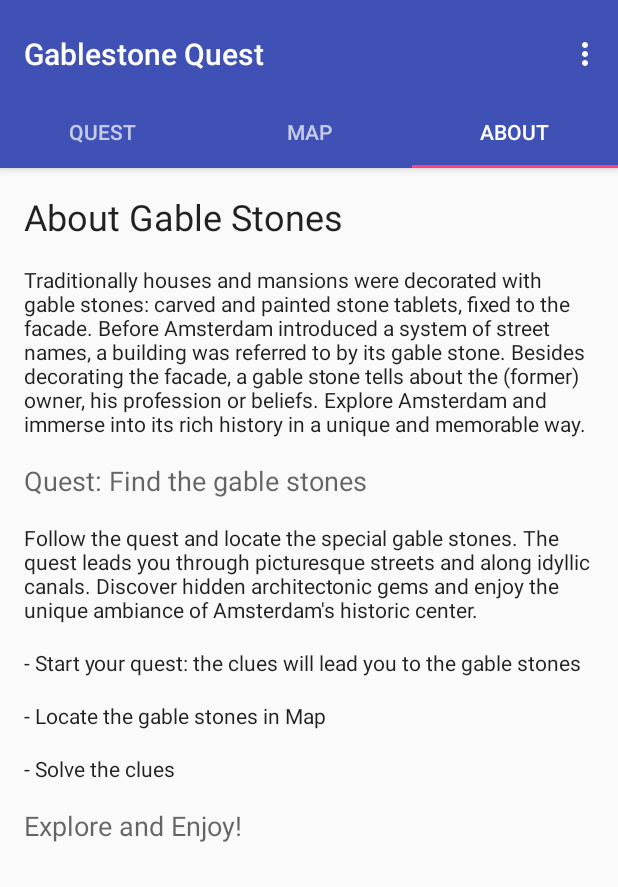
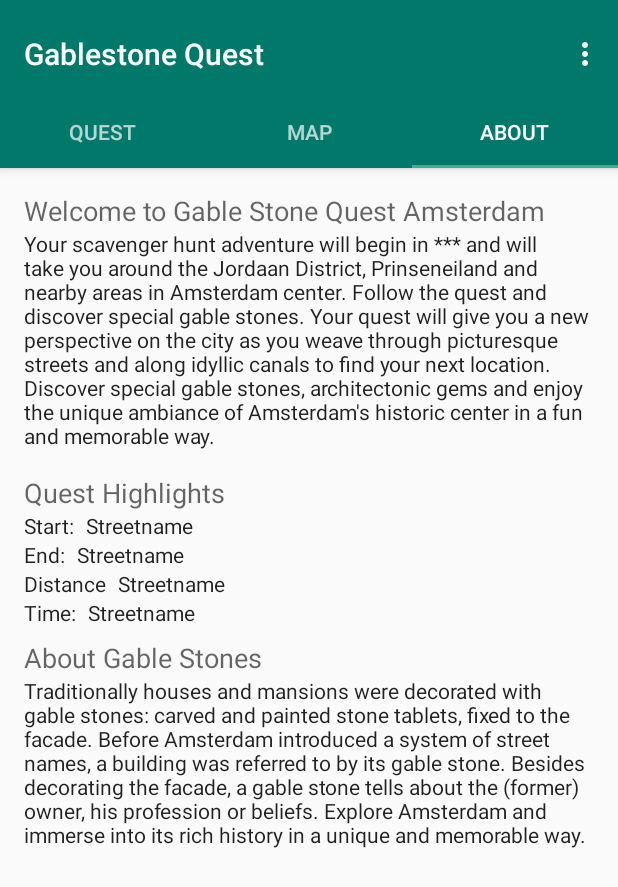
Before and after one commit to AngelikaDW/Gablestones_B, an Android app: the screen it shows after launch (MainActivity), tab 3 chosen, on a phone screen of 412 x 824 dp. Shown: the top 887 px of the screen. Run offline under Robolectric (Android 15) with nearby library versions, the phone set to English and light mode, and no system bars.

Commit message:
UI update and Info Activity

```diff
--- a/app/build.gradle
+++ b/app/build.gradle
@@ -20,15 +20,16 @@ android {
 }
 
 dependencies {
-    compile 'com.readystatesoftware.sqliteasset:sqliteassethelper:+'
     compile fileTree(dir: 'libs', include: ['*.jar'])
     androidTestCompile('com.android.support.test.espresso:espresso-core:2.2.2', {
         exclude group: 'com.android.support', module: 'support-annotations'
     })
+
+    compile 'com.readystatesoftware.sqliteasset:sqliteassethelper:+'
     compile 'com.android.support:appcompat-v7:25.3.1'
     compile 'com.android.support:design:25.3.1'
     compile 'com.android.support.constraint:constraint-layout:1.0.2'
     compile 'com.google.android.gms:play-services:11.0.0'
-
+    compile 'com.android.support:cardview-v7:25.0.1'
     testCompile 'junit:junit:4.12'
 }
--- a/app/src/main/res/layout/intro_fragment.xml
+++ b/app/src/main/res/layout/intro_fragment.xml
@@ -10,60 +10,110 @@
         android:orientation="vertical"
         android:layout_margin="16dp"
         style="@style/AppTheme">
-
         <TextView
             android:layout_width="wrap_content"
             android:layout_height="wrap_content"
-            android:text="@string/intro_title"
-            style="@style/Base.TextAppearance.AppCompat.Headline"
-            android:paddingBottom="@dimen/activity_horizontal_margin"
-                />
+            android:text="@string/topic_tour"
+            style="@style/Base.TextAppearance.AppCompat.Medium"
+             />
+        <TextView
+            android:layout_width="wrap_content"
+            android:layout_height="wrap_content"
+            android:text="@string/quest_explanation"
+            style="@style/Base.TextAppearance.AppCompat.Body1"
+            android:paddingBottom="@dimen/activity_horizontal_margin"/>
+        <TextView
+            android:layout_width="match_parent"
+            android:layout_height="wrap_content"
+            android:id="@+id/quest_highlights"
+            style="@style/Base.TextAppearance.AppCompat.Medium"
+            android:text="Quest Highlights"/>
+        <LinearLayout
+            android:layout_width="match_parent"
+            android:layout_height="wrap_content"
+            android:orientation="horizontal">
+            <TextView
+                android:layout_width="wrap_content"
+                android:layout_height="wrap_content"
+                android:id="@+id/quest_startpoint"
+                android:text="Start:"
+                style="@style/Base.TextAppearance.AppCompat.Body1"/>
+            <TextView
+                android:layout_width="wrap_content"
+                android:layout_height="wrap_content"
+                android:id="@+id/start_location"
+                android:text="Streetname"
+                style="@style/Base.TextAppearance.AppCompat.Body1"
+                android:paddingLeft="8dp"/>
+        </LinearLayout>
+        <LinearLayout
+            android:layout_width="match_parent"
+            android:layout_height="wrap_content"
+            android:orientation="horizontal">
+            <TextView
+                android:layout_width="wrap_content"
+                android:layout_height="wrap_content"
+                android:id="@+id/quest_endpoint"
+                android:text="End:"
+                style="@style/Base.TextAppearance.AppCompat.Body1"/>
+            <TextView
+                android:layout_width="wrap_content"
+                android:layout_height="wrap_content"
+                android:id="@+id/end_location"
+                android:text="Streetname"
+                style="@style/Base.TextAppearance.AppCompat.Body1"
+                android:paddingLeft="8dp"/>
+        </LinearLayout>
+        <LinearLayout
+            android:layout_width="match_parent"
+            android:layout_height="wrap_content"
+            android:orientation="horizontal">
+
+            <TextView
+                android:layout_width="wrap_content"
+                android:layout_height="wrap_content"
+                android:id="@+id/quest_distance"
+                android:text="Distance"
+                style="@style/Base.TextAppearance.AppCompat.Body1"/>
+            <TextView
+                android:layout_width="wrap_content"
+                android:layout_height="wrap_content"
+                android:id="@+id/distance_km"
+                android:text="Streetname"
+                style="@style/Base.TextAppearance.AppCompat.Body1"
+                android:paddingLeft="8dp"/>
+        </LinearLayout>
+        <LinearLayout
+            android:layout_width="match_parent"
+            android:layout_height="wrap_content"
+            android:orientation="horizontal">
+            <TextView
+                android:layout_width="wrap_content"
+                android:layout_height="wrap_content"
+                android:id="@+id/quest_Time"
+                android:text="Time:"
+                style="@style/Base.TextAppearance.AppCompat.Body1"/>
+            <TextView
+                android:layout_width="wrap_content"
+                android:layout_height="wrap_content"
+                android:id="@+id/time_hours"
+                android:text="Streetname"
+                style="@style/Base.TextAppearance.AppCompat.Body1"
+                android:paddingLeft="8dp"/>
+        </LinearLayout>
+        <TextView
+            android:layout_width="match_parent"
+            android:layout_height="wrap_content"
+            android:id="@+id/quest_gablestones_info"
+            android:paddingTop="8dp"
+            style="@style/Base.TextAppearance.AppCompat.Medium"
+            android:text="About Gable Stones"/>
         <TextView
             android:layout_width="wrap_content"
             android:layout_height="wrap_content"
             android:text="@string/about_gable_stones"
             style="@style/Base.TextAppearance.AppCompat.Body1"
-            android:paddingBottom="@dimen/activity_horizontal_margin"
-            />
-        <TextView
-            android:layout_width="wrap_content"
-            android:layout_height="wrap_content"
-            android:text="@string/topic_tour"
-            style="@style/Base.TextAppearance.AppCompat.Medium"
-            android:paddingBottom="@dimen/activity_horizontal_margin"/>
-        <TextView
-            android:layout_width="wrap_content"
-            android:layout_height="wrap_content"
-            android:text="@string/explanation"
-            style="@style/Base.TextAppearance.AppCompat.Body1"
-            android:paddingBottom="@dimen/activity_horizontal_margin"/>
-        <TextView
-            android:layout_width="wrap_content"
-            android:layout_height="wrap_content"
-            android:text="@string/intro_instruction1"
-            style="@style/Base.TextAppearance.AppCompat.Body1"
-            android:paddingBottom="@dimen/activity_horizontal_margin"
-            />
-        <TextView
-            android:layout_width="wrap_content"
-            android:layout_height="wrap_content"
-            android:text="@string/intro_instruction2"
-            style="@style/Base.TextAppearance.AppCompat.Body1"
-            android:paddingBottom="@dimen/activity_horizontal_margin"
-            />
-        <TextView
-            android:layout_width="wrap_content"
-            android:layout_height="wrap_content"
-            android:text="@string/intro_instruction3"
-            style="@style/Base.TextAppearance.AppCompat.Body1"
-            android:paddingBottom="@dimen/activity_horizontal_margin"
-            />
-        <TextView
-            android:layout_width="wrap_content"
-            android:layout_height="wrap_content"
-            android:text="@string/intro_enjoy"
-            style="@style/Base.TextAppearance.AppCompat.Medium"
-            android:paddingBottom="@dimen/activity_horizontal_margin"/>
+            android:paddingBottom="@dimen/activity_horizontal_margin" />
 
     </LinearLayout>
 
--- a/app/src/main/res/values/colors.xml
+++ b/app/src/main/res/values/colors.xml
@@ -1,6 +1,7 @@
 <?xml version="1.0" encoding="utf-8"?>
 <resources>
-    <color name="colorPrimary">#3F51B5</color>
-    <color name="colorPrimaryDark">#303F9F</color>
-    <color name="colorAccent">#FF4081</color>
+    <color name="colorPrimary">#00796b</color>
+    <color name="colorPrimaryDark">#004c40</color>
+    <color name="colorAccent">#48a999</color>
+    <color name="colorPrimaryText">#ffffff</color>
 </resources>
--- a/app/src/main/res/values/strings.xml
+++ b/app/src/main/res/values/strings.xml
@@ -1,6 +1,6 @@
 <resources>
     <string name="app_name">Gablestone Quest</string>
-    <string name="action_settings">Settings</string>
+    <string name="action_settings">Info</string>
     <string name="title_activity_toolbar">Toolbar</string>
     <string name="title_activity_tabbed">TabbedActivity</string>
     <string name="intro_title">About Gable Stones</string>
@@ -8,10 +8,23 @@
             Before Amsterdam introduced a system of street names, a building was referred to by its gable stone.
             Besides decorating the facade, a gable stone tells about the (former) owner, his profession or beliefs.
             Explore Amsterdam and immerse into its rich history in a unique and memorable way.</string>
-    <string name="topic_tour">Quest: Find the gable stones</string>
+    <string name="topic_tour">Welcome to Gable Stone Quest Amsterdam </string>
     <string name="explanation">Follow the quest and locate the special gable stones. The quest leads you through picturesque streets and along idyllic canals.
             Discover hidden architectonic gems and enjoy the unique ambiance of Amsterdam\'s historic center.
     </string>
+    <string name="quest_explanation">Your scavenger hunt adventure will begin in *** and will take
+            you around the Jordaan District, Prinseneiland and nearby areas in Amsterdam center.
+            Follow the quest and discover special gable stones.
+            Your quest will give you a new perspective on the city as you weave through picturesque
+            streets and along idyllic canals to find your next location.
+            Discover special gable stones, architectonic gems and enjoy the unique ambiance of
+            Amsterdam\'s historic center in a fun and memorable way.</string>
+    <string name="quest_highlights">Quest Highlights</string>
+    <string name="text_gablestones_info">Traditionally houses and mansions were decorated with gable
+            stones: carved and painted stone tablets, fixed to the facade.
+            Before Amsterdam introduced a system of street names, a building was referred to by
+            its gable stone.</string>
+
     <string name="intro_instruction1"> - Start your quest: the clues will lead you to the gable stones </string>
     <string name="intro_instruction2"> - Locate the gable stones in Map</string>
     <string name="intro_instruction3"> - Solve the clues</string>
@@ -40,6 +53,13 @@
     <string name="welcome_msg">Follow the quest, and locate the gable stones.
             Discover unique details of Amsterdam\'s history.
     </string>
+    <string name="title_activity_info">Info</string>
+
+
+    <string name="header_colofon" translatable="false">Colofon</string>
+    <string name="text_development" translatable="false">Design and Development: aleaf.nl</string>
+    <string name="text_version" translatable="false">Version: 1.0</string>
+    <string name="text_icons" translatable="false">Icon adapted from Noun Project (A. Vasiliev)</string>
 
 
 
```
Also changed, not shown: app/src/main/AndroidManifest.xml (+24 -10 lines), app/src/main/java/com/aleaf/gablestones/Info.java (added, +22 -0 lines), app/src/main/java/com/aleaf/gablestones/MainActivity.java (+14 -5 lines), app/src/main/res/layout/activity_info.xml (added, +25 -0 lines), app/src/main/res/layout/content_info.xml (added, +52 -0 lines), app/src/main/res/layout/mission_fragment.xml (+15 -1 lines), app/src/main/ic_launcher_gablestones-web.png (added), app/src/main/res/drawable-hdpi/ic_gablestone.png (added), app/src/main/res/drawable-mdpi/ic_gablestone.png (added), app/src/main/res/drawable-xhdpi/ic_gablestone.png (added), app/src/main/res/drawable-xxhdpi/ic_gablestone.png (added), app/src/main/res/mipmap-hdpi/ic_launcher_gablestones.png (added), app/src/main/res/mipmap-mdpi/ic_launcher_gablestones.png (added), app/src/main/res/mipmap-xhdpi/ic_launcher_gablestones.png (added), 2 more files.
